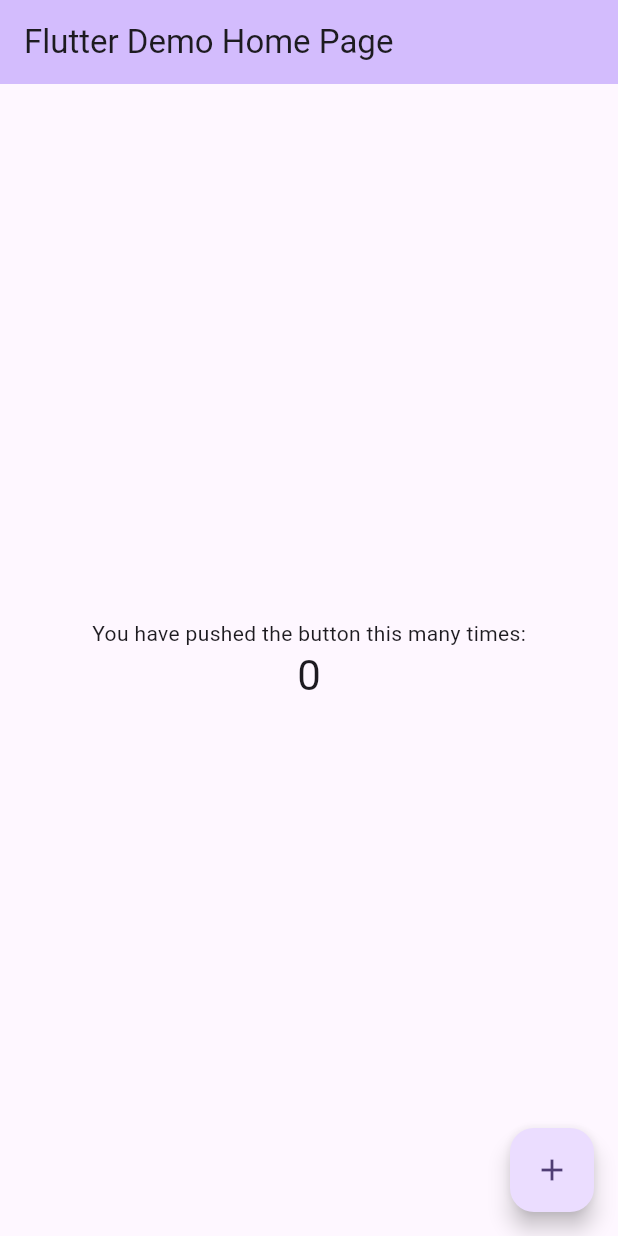
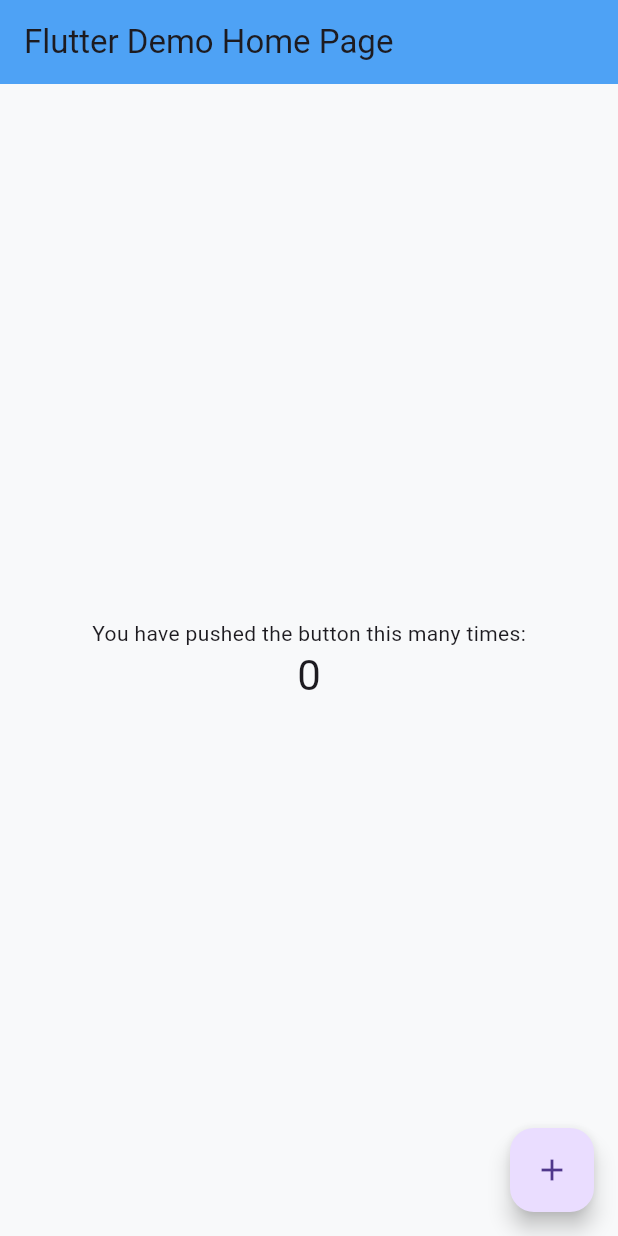
Before and after one commit to trixieo/Reminder-app, a Flutter app: the screen it shows after launch, on a phone screen of 412 x 824 dp. Run offline on Flutter 3.47's test engine with Material 3 defaults, Android fonts, the phone set to English and light mode, and no system bars.

Commit message:
basic additions and subtractions

```diff
--- a/reminder_app/lib/main.dart
+++ b/reminder_app/lib/main.dart
@@ -1,6 +1,5 @@
 import 'package:flutter/material.dart';
-import 'package:async/async.dart';
-import 'package:flutter/foundation.dart';
+
 
 void main() {
   runApp(const MyApp());
@@ -13,25 +12,10 @@ class MyApp extends StatelessWidget {
   @override
   Widget build(BuildContext context) {
     return MaterialApp(
-      title: 'Flutter Demo',
+      title: 'Reminder',
       theme: ThemeData(
-        // This is the theme of your application.
-        //
-        // TRY THIS: Try running your application with "flutter run". You'll see
-        // the application has a purple toolbar. Then, without quitting the app,
-        // try changing the seedColor in the colorScheme below to Colors.green
-        // and then invoke "hot reload" (save your changes or press the "hot
-        // reload" button in a Flutter-supported IDE, or press "r" if you used
-        // the command line to start the app).
-        //
-        // Notice that the counter didn't reset back to zero; the application
-        // state is not lost during the reload. To reset the state, use hot
-        // restart instead.
-        //
-        // This works for code too, not just values: Most code changes can be
-        // tested with just a hot reload.
-        colorScheme: ColorScheme.fromSeed(seedColor: Colors.deepPurple),
-        useMaterial3: true,
+       primaryColor: Colors.teal,
+       scaffoldBackgroundColor: Color(0xFFF8F9FA),
       ),
       home: const MyHomePage(title: 'Flutter Demo Home Page'),
     );
@@ -83,7 +67,7 @@ class _MyHomePageState extends State<MyHomePage> {
         // TRY THIS: Try changing the color here to a specific color (to
         // Colors.amber, perhaps?) and trigger a hot reload to see the AppBar
         // change color while the other colors stay the same.
-        backgroundColor: Theme.of(context).colorScheme.inversePrimary,
+        backgroundColor: Color.fromARGB(255, 78, 162, 245),
         // Here we take the value from the MyHomePage object that was created by
         // the App.build method, and use it to set our appbar title.
         title: Text(widget.title),
--- a/reminder_app/pubspec.yaml
+++ b/reminder_app/pubspec.yaml
@@ -20,6 +20,7 @@ dev_dependencies:
     sdk: flutter
 
   flutter_lints: ^2.0.0
+  async: ^3.4.0
 
 flutter:
   uses-material-design: true
```
